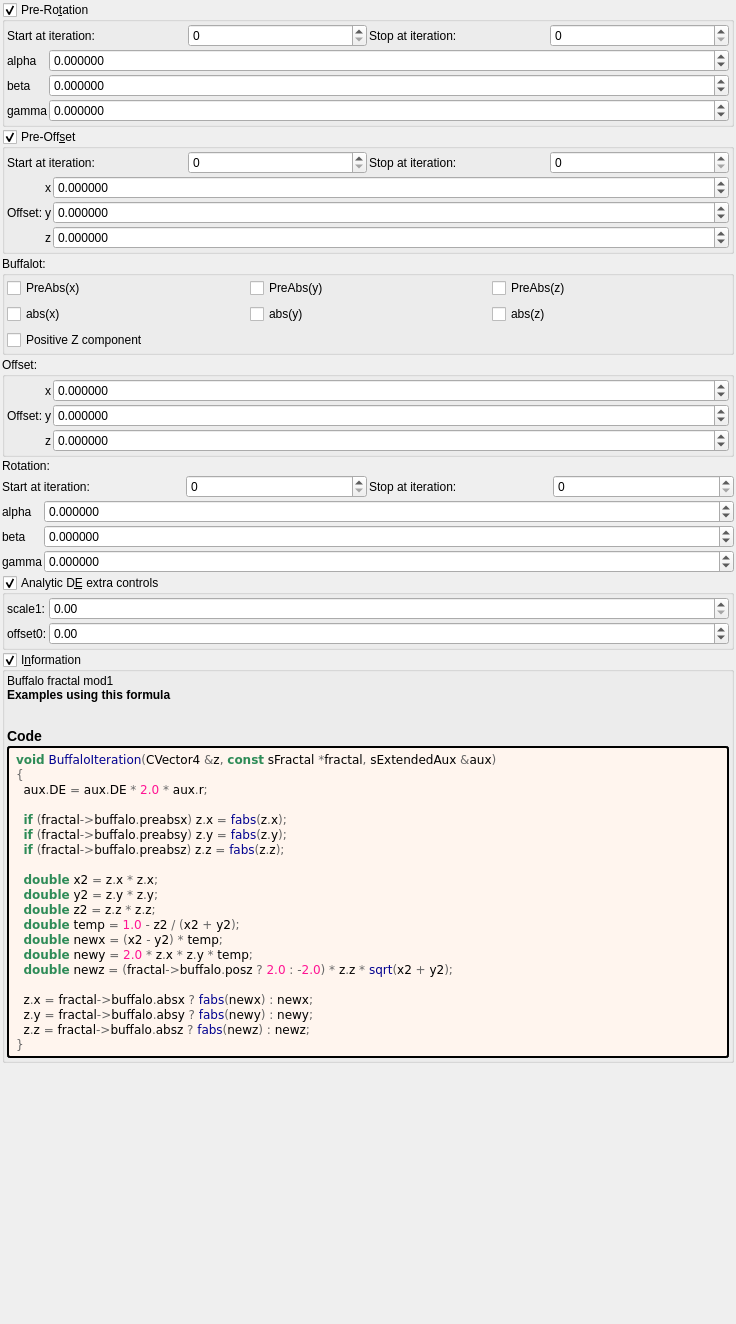
Old version of the form mandelbulber2/formula/ui/buffalo_mod1.ui in the repository buddhi1980/mandelbulber2.
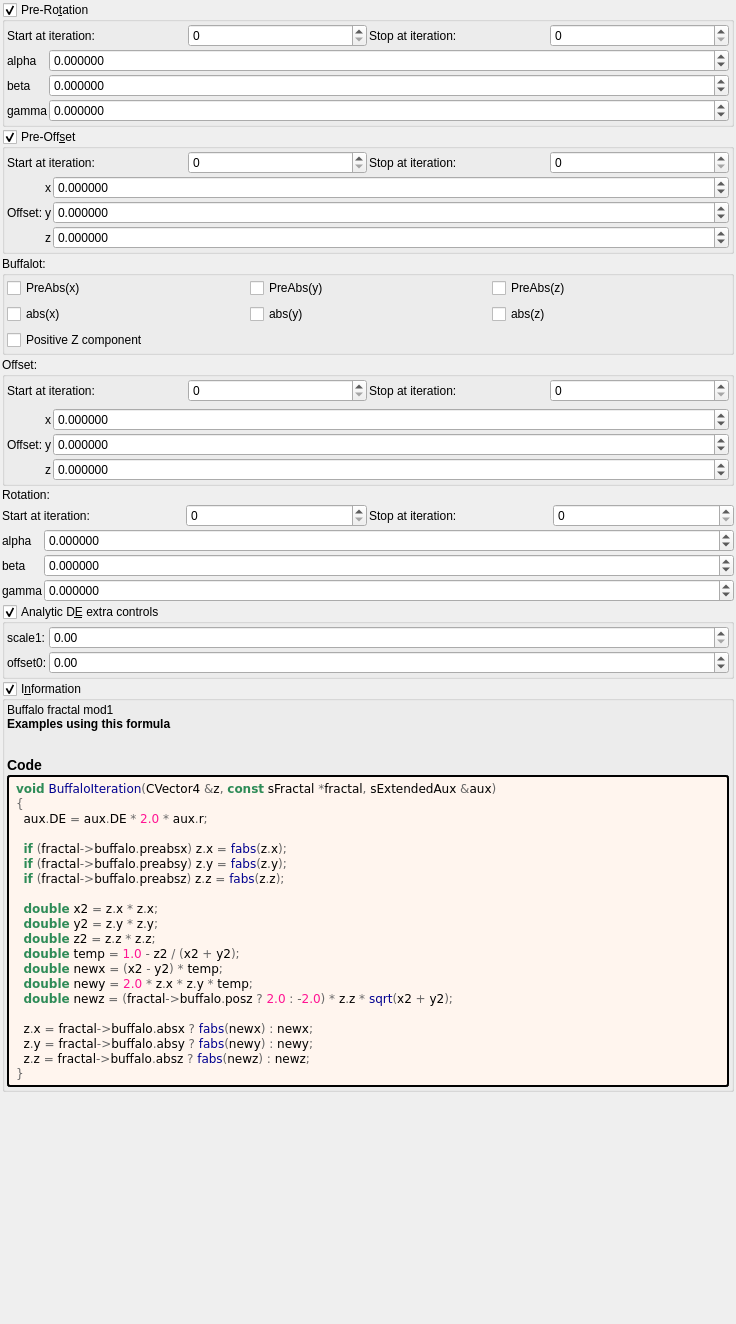
New version of the form. Custom widgets are drawn as their Qt base class.

Diff of the .ui file:
```diff
--- a/mandelbulber2/formula/ui/buffalo_mod1.ui
+++ b/mandelbulber2/formula/ui/buffalo_mod1.ui
@@ -506,6 +506,53 @@
       <property name="bottomMargin">
        <number>2</number>
       </property>
+      <item>
+       <layout class="QGridLayout" name="gridLayout_66">
+        <property name="spacing">
+         <number>2</number>
+        </property>
+        <item row="1" column="2">
+         <widget class="QLabel" name="label_252">
+          <property name="text">
+           <string>Stop at iteration:</string>
+          </property>
+         </widget>
+        </item>
+        <item row="1" column="3">
+         <widget class="MySpinBox" name="spinboxInt_transf_stop_iterations_D">
+          <property name="sizePolicy">
+           <sizepolicy hsizetype="Minimum" vsizetype="Maximum">
+            <horstretch>0</horstretch>
+            <verstretch>0</verstretch>
+           </sizepolicy>
+          </property>
+          <property name="maximum">
+           <number>999</number>
+          </property>
+         </widget>
+        </item>
+        <item row="1" column="1">
+         <widget class="MySpinBox" name="spinboxInt_transf_start_iterations_D">
+          <property name="sizePolicy">
+           <sizepolicy hsizetype="Minimum" vsizetype="Maximum">
+            <horstretch>0</horstretch>
+            <verstretch>0</verstretch>
+           </sizepolicy>
+          </property>
+          <property name="maximum">
+           <number>999</number>
+          </property>
+         </widget>
+        </item>
+        <item row="1" column="0">
+         <widget class="QLabel" name="label_253">
+          <property name="text">
+           <string>Start at iteration:</string>
+          </property>
+         </widget>
+        </item>
+       </layout>
+      </item>
       <item>
        <layout class="QGridLayout" name="gridLayout_63" columnstretch="0,0,0,1">
         <property name="spacing">
```
